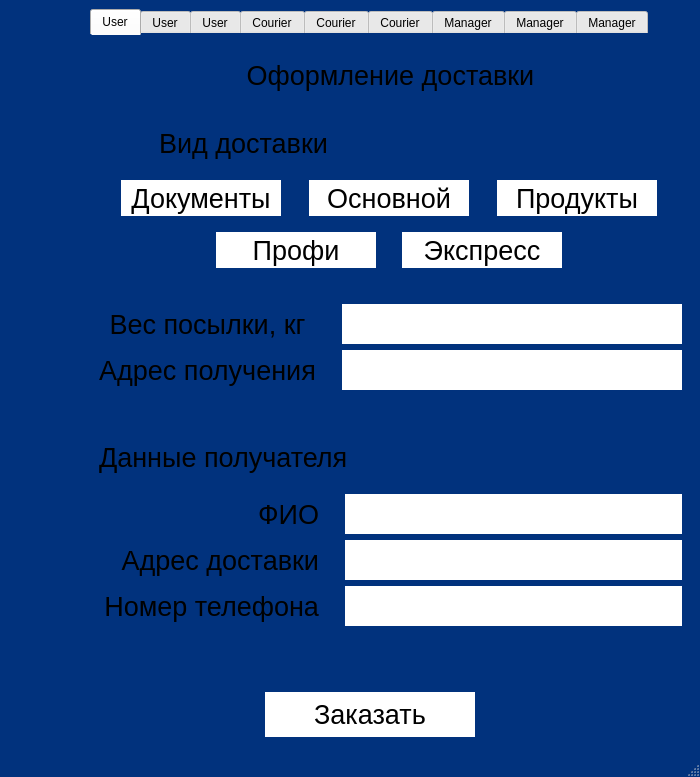
Before: the Qt Designer form mainwindow.ui in elllymAn/bysto_prosto, drawn with Qt 5.
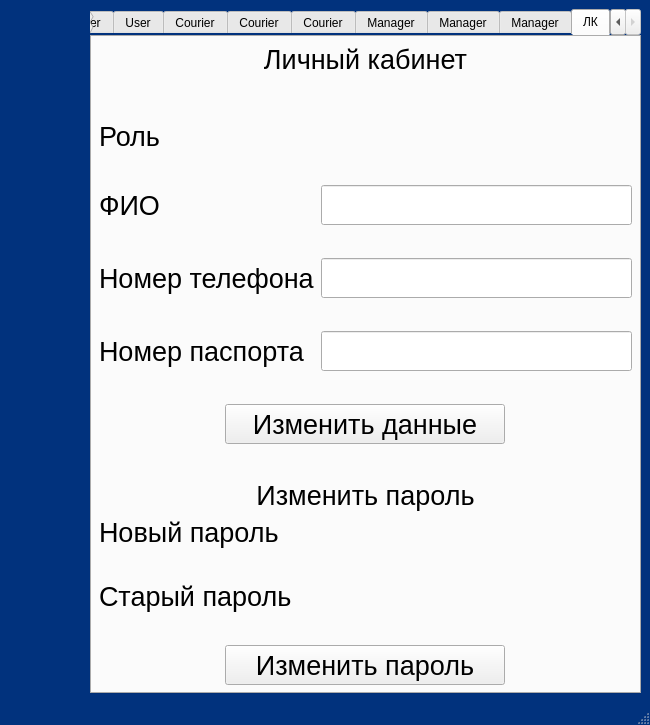
After: the same form once the commit is applied. Icons and pictures are not drawn.

The edit to the form file:
```diff
--- a/mainwindow.ui
+++ b/mainwindow.ui
@@ -6,8 +6,8 @@
    <rect>
     <x>0</x>
     <y>0</y>
-    <width>700</width>
-    <height>777</height>
+    <width>650</width>
+    <height>725</height>
    </rect>
   </property>
   <property name="minimumSize">
@@ -35,6 +35,57 @@
    <layout class="QGridLayout" name="gridLayout_8">
     <item row="0" column="0">
      <layout class="QGridLayout" name="gridLayout_2">
+      <item row="14" column="0">
+       <spacer name="verticalSpacer_2">
+        <property name="orientation">
+         <enum>Qt::Orientation::Vertical</enum>
+        </property>
+        <property name="sizeHint" stdset="0">
+         <size>
+          <width>20</width>
+          <height>40</height>
+         </size>
+        </property>
+       </spacer>
+      </item>
+      <item row="9" column="0">
+       <widget class="QPushButton" name="pushButton_5">
+        <property name="minimumSize">
+         <size>
+          <width>75</width>
+          <height>75</height>
+         </size>
+        </property>
+        <property name="styleSheet">
+         <string notr="true">QPushButton
+{
+border: none;
+background-color: none;
+background-repeat: no-repeat;
+background-position: center center;
+}</string>
+        </property>
+        <property name="text">
+         <string/>
+        </property>
+       </widget>
+      </item>
+      <item row="8" column="0">
+       <spacer name="verticalSpacer_16">
+        <property name="orientation">
+         <enum>Qt::Orientation::Vertical</enum>
+        </property>
+        <property name="sizeType">
+         <enum>QSizePolicy::Policy::Fixed</enum>
+        </property>
+        <property name="sizeHint" stdset="0">
+         <size>
+          <width>20</width>
+          <height>10</height>
+         </size>
+        </property>
+       </spacer>
+      </item>
       <item row="5" column="0">
        <widget class="QPushButton" name="pushButton_2">
         <property name="minimumSize">
@@ -63,6 +114,89 @@
         </property>
        </widget>
       </item>
+      <item row="11" column="0">
+       <spacer name="verticalSpacer_22">
+        <property name="orientation">
+         <enum>Qt::Orientation::Vertical</enum>
+        </property>
+        <property name="sizeType">
+         <enum>QSizePolicy::Policy::Fixed</enum>
+        </property>
+        <property name="sizeHint" stdset="0">
+         <size>
+          <width>20</width>
+          <height>10</height>
+         </size>
+        </property>
+       </spacer>
+      </item>
+      <item row="7" column="0">
+       <widget class="QPushButton" name="pushButton_3">
+        <property name="minimumSize">
+         <size>
+          <width>75</width>
+          <height>75</height>
+         </size>
+        </property>
+        <property name="styleSheet">
+         <string notr="true">QPushButton
+{
+border: none;
+background-color: none;
+background-repeat: no-repeat;
+background-position: center center;
+}</string>
+        </property>
+        <property name="text">
+         <string/>
+        </property>
+       </widget>
+      </item>
+      <item row="0" column="0">
+       <spacer name="verticalSpacer">
+        <property name="orientation">
+         <enum>Qt::Orientation::Vertical</enum>
+        </property>
+        <property name="sizeHint" stdset="0">
+         <size>
+          <width>20</width>
+          <height>40</height>
+         </size>
+        </property>
+       </spacer>
+      </item>
+      <item row="2" column="0">
+       <spacer name="verticalSpacer_3">
+        <property name="orientation">
+         <enum>Qt::Orientation::Vertical</enum>
+        </property>
+        <property name="sizeType">
+         <enum>QSizePolicy::Policy::Fixed</enum>
+        </property>
+        <property name="sizeHint" stdset="0">
+         <size>
+          <width>20</width>
+          <height>10</height>
+         </size>
+        </property>
+       </spacer>
+      </item>
+      <item row="6" column="0">
+       <spacer name="verticalSpacer_4">
+        <property name="orientation">
+         <enum>Qt::Orientation::Vertical</enum>
+        </property>
+        <property name="sizeType">
+         <enum>QSizePolicy::Policy::Fixed</enum>
+        </property>
+        <property name="sizeHint" stdset="0">
+         <size>
+          <width>20</width>
+          <height>10</height>
+         </size>
+        </property>
+       </spacer>
+      </item>
       <item row="1" column="0">
        <widget class="QPushButton" name="pushButton_4">
         <property name="minimumSize">
@@ -98,103 +232,7 @@
         </property>
        </widget>
       </item>
-      <item row="10" column="0">
-       <spacer name="verticalSpacer_2">
-        <property name="orientation">
-         <enum>Qt::Orientation::Vertical</enum>
-        </property>
-        <property name="sizeHint" stdset="0">
-         <size>
-          <width>20</width>
-          <height>40</height>
-         </size>
-        </property>
-       </spacer>
-      </item>
-      <item row="6" column="0">
-       <spacer name="verticalSpacer_4">
-        <property name="orientation">
-         <enum>Qt::Orientation::Vertical</enum>
-        </property>
-        <property name="sizeType">
-         <enum>QSizePolicy::Policy::Fixed</enum>
-        </property>
-        <property name="sizeHint" stdset="0">
-         <size>
-          <width>20</width>
-          <height>10</height>
-         </size>
-        </property>
-       </spacer>
-      </item>
-      <item row="2" column="0">
-       <spacer name="verticalSpacer_3">
-        <property name="orientation">
-         <enum>Qt::Orientation::Vertical</enum>
-        </property>
-        <property name="sizeType">
-         <enum>QSizePolicy::Policy::Fixed</enum>
-        </property>
-        <property name="sizeHint" stdset="0">
-         <size>
-          <width>20</width>
-          <height>10</height>
-         </size>
-        </property>
-       </spacer>
-      </item>
-      <item row="8" column="0">
-       <spacer name="verticalSpacer_16">
-        <property name="orientation">
-         <enum>Qt::Orientation::Vertical</enum>
-        </property>
-        <property name="sizeType">
-         <enum>QSizePolicy::Policy::Fixed</enum>
-        </property>
-        <property name="sizeHint" stdset="0">
-         <size>
-          <width>20</width>
-          <height>10</height>
-         </size>
-        </property>
-       </spacer>
-      </item>
-      <item row="0" column="0">
-       <spacer name="verticalSpacer">
-        <property name="orientation">
-         <enum>Qt::Orientation::Vertical</enum>
-        </property>
-        <property name="sizeHint" stdset="0">
-         <size>
-          <width>20</width>
-          <height>40</height>
-         </size>
-        </property>
-       </spacer>
-      </item>
-      <item row="7" column="0">
-       <widget class="QPushButton" name="pushButton_3">
-        <property name="minimumSize">
-         <size>
-          <width>75</width>
-          <height>75</height>
-         </size>
-        </property>
-        <property name="styleSheet">
-         <string notr="true">QPushButton
-{
-border: none;
-background-color: none;
-background-repeat: no-repeat;
-background-position: center center;
-}</string>
-        </property>
-        <property name="text">
-         <string/>
-        </property>
-       </widget>
-      </item>
-      <item row="9" column="0">
+      <item row="12" column="0">
        <widget class="QPushButton" name="pushButton">
         <property name="minimumSize">
          <size>
@@ -239,7 +277,7 @@
  }</string>
       </property>
       <property name="currentIndex">
-       <number>0</number>
+       <number>9</number>
       </property>
       <widget class="QWidget" name="tab">
        <property name="styleSheet">
@@ -1689,6 +1727,414 @@
         </item>
        </layout>
       </widget>
+      <widget class="QWidget" name="tab_10">
+       <attribute name="title">
+        <string>ЛК</string>
+       </attribute>
+       <layout class="QGridLayout" name="gridLayout_24">
+        <item row="0" column="0">
+         <layout class="QGridLayout" name="gridLayout_23">
+          <item row="4" column="0">
+           <widget class="QLabel" name="label_21">
+            <property name="maximumSize">
+             <size>
+              <width>16777215</width>
+              <height>50</height>
+             </size>
+            </property>
+            <property name="font">
+             <font>
+              <pointsize>20</pointsize>
+             </font>
+            </property>
+            <property name="text">
+             <string>Роль</string>
+            </property>
+           </widget>
+          </item>
+          <item row="16" column="0" colspan="2">
+           <layout class="QGridLayout" name="gridLayout_25">
+            <item row="0" column="0">
+             <widget class="QPushButton" name="pushButton_6">
+              <property name="minimumSize">
+               <size>
+                <width>280</width>
+                <height>40</height>
+               </size>
+              </property>
+              <property name="maximumSize">
+               <size>
+                <width>280</width>
+                <height>40</height>
+               </size>
+              </property>
+              <property name="font">
+               <font>
+                <pointsize>20</pointsize>
+               </font>
+              </property>
+              <property name="text">
+               <string>Изменить данные</string>
+              </property>
+             </widget>
+            </item>
+           </layout>
+          </item>
+          <item row="11" column="1">
+           <widget class="QLineEdit" name="lineEdit_3">
+            <property name="minimumSize">
+             <size>
+              <width>0</width>
+              <height>40</height>
+             </size>
+            </property>
+            <property name="maximumSize">
+             <size>
+              <width>16777215</width>
+              <height>40</height>
+             </size>
+            </property>
+            <property name="font">
+             <font>
+              <pointsize>20</pointsize>
+             </font>
+            </property>
+           </widget>
+          </item>
+          <item row="1" column="0" colspan="2">
+           <spacer name="verticalSpacer_25">
+            <property name="orientation">
+             <enum>Qt::Orientation::Vertical</enum>
+            </property>
+            <property name="sizeType">
+             <enum>QSizePolicy::Policy::Fixed</enum>
+            </property>
+            <property name="sizeHint" stdset="0">
+             <size>
+              <width>20</width>
+              <height>40</height>
+             </size>
+            </property>
+           </spacer>
+          </item>
+          <item row="6" column="0" colspan="2">
+           <spacer name="verticalSpacer_26">
+            <property name="orientation">
+             <enum>Qt::Orientation::Vertical</enum>
+            </property>
+            <property name="sizeHint" stdset="0">
+             <size>
+              <width>20</width>
+              <height>40</height>
+             </size>
+            </property>
+           </spacer>
+          </item>
+          <item row="12" column="0" colspan="2">
+           <spacer name="verticalSpacer_29">
+            <property name="orientation">
+             <enum>Qt::Orientation::Vertical</enum>
+            </property>
+            <property name="sizeHint" stdset="0">
+             <size>
+              <width>20</width>
+              <height>40</height>
+             </size>
+            </property>
+           </spacer>
+          </item>
+          <item row="15" column="0" colspan="2">
+           <spacer name="verticalSpacer_31">
+            <property name="orientation">
+             <enum>Qt::Orientation::Vertical</enum>
+            </property>
+            <property name="sizeHint" stdset="0">
+             <size>
+              <width>20</width>
+              <height>40</height>
+             </size>
+            </property>
+           </spacer>
+          </item>
+          <item row="7" column="0">
+           <widget class="QLabel" name="label_23">
+            <property name="maximumSize">
+             <size>
+              <width>16777215</width>
+              <height>50</height>
+             </size>
+            </property>
+            <property name="font">
+             <font>
+              <pointsize>20</pointsize>
+             </font>
+            </property>
+            <property name="text">
+             <string>ФИО</string>
+            </property>
+           </widget>
+          </item>
+          <item row="11" column="0">
+           <widget class="QLabel" name="label_25">
+            <property name="maximumSize">
+             <size>
+              <width>16777215</width>
+              <height>50</height>
+             </size>
+            </property>
+            <property name="font">
+             <font>
+              <pointsize>20</pointsize>
+             </font>
+            </property>
+            <property name="text">
+             <string>Номер телефона</string>
+            </property>
+           </widget>
+          </item>
+          <item row="22" column="0" colspan="2">
+           <spacer name="verticalSpacer_23">
+            <property name="orientation">
+             <enum>Qt::Orientation::Vertical</enum>
+            </property>
+            <property name="sizeHint" stdset="0">
+             <size>
+              <width>20</width>
+              <height>40</height>
+             </size>
+            </property>
+           </spacer>
+          </item>
+          <item row="20" column="0" colspan="2">
+           <spacer name="verticalSpacer_30">
+            <property name="orientation">
+             <enum>Qt::Orientation::Vertical</enum>
+            </property>
+            <property name="sizeHint" stdset="0">
+             <size>
+              <width>20</width>
+              <height>40</height>
+             </size>
+            </property>
+           </spacer>
+          </item>
+          <item row="13" column="0">
+           <widget class="QLabel" name="label_28">
+            <property name="maximumSize">
+             <size>
+              <width>16777215</width>
+              <height>50</height>
+             </size>
+            </property>
+            <property name="font">
+             <font>
+              <pointsize>20</pointsize>
+             </font>
+            </property>
+            <property name="text">
+             <string>Номер паспорта</string>
+            </property>
+           </widget>
+          </item>
+          <item row="13" column="1">
+           <widget class="QLineEdit" name="lineEdit_7">
+            <property name="minimumSize">
+             <size>
+              <width>0</width>
+              <height>40</height>
+             </size>
+            </property>
+            <property name="maximumSize">
+             <size>
+              <width>16777215</width>
+              <height>40</height>
+             </size>
+            </property>
+            <property name="font">
+             <font>
+              <pointsize>20</pointsize>
+             </font>
+            </property>
+           </widget>
+          </item>
+          <item row="10" column="0" colspan="2">
+           <spacer name="verticalSpacer_27">
+            <property name="orientation">
+             <enum>Qt::Orientation::Vertical</enum>
+            </property>
+            <property name="sizeHint" stdset="0">
+             <size>
+              <width>20</width>
+              <height>40</height>
+             </size>
+            </property>
+           </spacer>
+          </item>
+          <item row="21" column="0">
+           <widget class="QLabel" name="label_27">
+            <property name="maximumSize">
+             <size>
+              <width>16777215</width>
+              <height>50</height>
+             </size>
+            </property>
+            <property name="font">
+             <font>
+              <pointsize>20</pointsize>
+             </font>
+            </property>
+            <property name="text">
+             <string>Старый пароль</string>
+            </property>
+           </widget>
+          </item>
+          <item row="19" column="0">
+           <widget class="QLabel" name="label_24">
+            <property name="maximumSize">
+             <size>
+              <width>16777215</width>
+              <height>50</height>
+             </size>
+            </property>
+            <property name="font">
+             <font>
+              <pointsize>20</pointsize>
+             </font>
+            </property>
+            <property name="text">
+             <string>Новый пароль </string>
+            </property>
+           </widget>
+          </item>
+          <item row="7" column="1">
+           <widget class="QLineEdit" name="lineEdit">
+            <property name="minimumSize">
+             <size>
+              <width>0</width>
+              <height>40</height>
+             </size>
+            </property>
+            <property name="maximumSize">
+             <size>
+              <width>16777215</width>
+              <height>40</height>
+             </size>
+            </property>
+            <property name="font">
+             <font>
+              <pointsize>20</pointsize>
+             </font>
+            </property>
+           </widget>
+          </item>
+          <item row="4" column="1">
+           <widget class="QLabel" name="user_role_lk">
+            <property name="maximumSize">
+             <size>
+              <width>16777215</width>
+              <height>50</height>
+             </size>
+            </property>
+            <property name="font">
+             <font>
+              <pointsize>20</pointsize>
+             </font>
+            </property>
+            <property name="text">
+             <string/>
+            </property>
+           </widget>
+          </item>
+          <item row="0" column="0" colspan="2">
+           <widget class="QLabel" name="label_9">
+            <property name="maximumSize">
+             <size>
+              <width>16777215</width>
+              <height>50</height>
+             </size>
+            </property>
+            <property name="font">
+             <font>
+              <pointsize>20</pointsize>
+             </font>
+            </property>
+            <property name="text">
+             <string>Личный кабинет</string>
+            </property>
+            <property name="alignment">
+             <set>Qt::AlignmentFlag::AlignCenter</set>
+            </property>
+           </widget>
+          </item>
+          <item row="23" column="0" colspan="2">
+           <layout class="QGridLayout" name="gridLayout_26">
+            <item row="0" column="0">
+             <widget class="QPushButton" name="pushButton_7">
+              <property name="minimumSize">
+               <size>
+                <width>280</width>
+                <height>40</height>
+               </size>
+              </property>
+              <property name="maximumSize">
+               <size>
+                <width>280</width>
+                <height>40</height>
+               </size>
+              </property>
+              <property name="font">
+               <font>
+                <pointsize>20</pointsize>
+               </font>
+              </property>
+              <property name="text">
+               <string>Изменить пароль</string>
+              </property>
+             </widget>
+            </item>
+           </layout>
+          </item>
+          <item row="17" column="0" colspan="2">
+           <spacer name="verticalSpacer_24">
+            <property name="orientation">
+             <enum>Qt::Orientation::Vertical</enum>
+            </property>
+            <property name="sizeType">
+             <enum>QSizePolicy::Policy::Fixed</enum>
+            </property>
+            <property name="sizeHint" stdset="0">
+             <size>
+              <width>20</width>
+              <height>30</height>
+             </size>
+            </property>
+           </spacer>
+          </item>
+          <item row="18" column="0" colspan="2">
+           <widget class="QLabel" name="label_26">
+            <property name="maximumSize">
+             <size>
+              <width>1111111</width>
+              <height>50</height>
+             </size>
+            </property>
+            <property name="font">
+             <font>
+              <pointsize>20</pointsize>
+             </font>
+            </property>
+            <property name="text">
+             <string>Изменить пароль</string>
+            </property>
+            <property name="alignment">
+             <set>Qt::AlignmentFlag::AlignCenter</set>
+            </property>
+           </widget>
+          </item>
+         </layout>
+        </item>
+       </layout>
+      </widget>
      </widget>
     </item>
    </layout>
```
Left out of the diff: 2 changed lines with no effect on the pictures.
